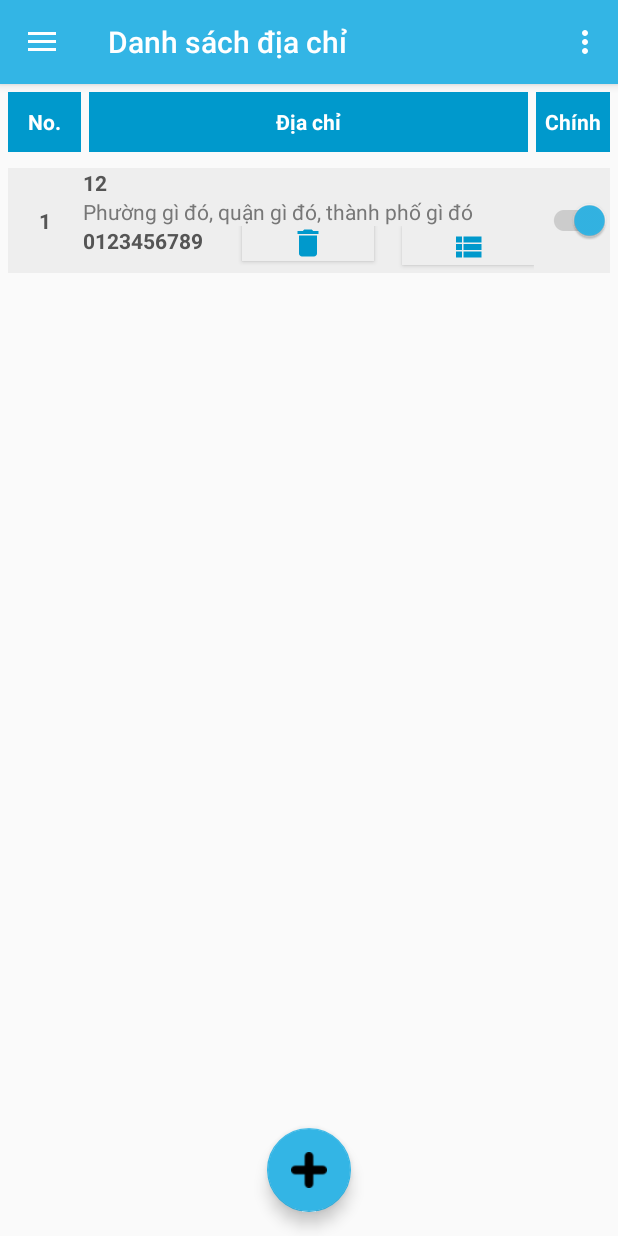
After one commit to hhuypm/TurtleShipv11, an Android app: the fragment list_Address placed in its activity, on a phone screen of 412 x 824 dp. The commit adds this screen. Run offline under Robolectric (Android 15) with nearby library versions, the phone set to English and light mode, and no system bars.

Commit message:
danh sach dia chi

```diff
--- a/app/src/main/java/com/example/huypm/turtle_ship/Fragments/account.java
+++ b/app/src/main/java/com/example/huypm/turtle_ship/Fragments/account.java
@@ -104,6 +104,7 @@ public class account extends Fragment {
                                 Toast.makeText(getActivity(), "Bạn đã thay đổi thông tin thành công", Toast.LENGTH_SHORT).show();
                                 et_pass_new_edit.setText("");
                                 et_pass_new_edit.setBackgroundResource(R.drawable.backgroud_disable);
+                                et_pass_new_edit.setEnabled(false);
                                 switch_change_pass.setChecked(false);
                             }
 
--- /dev/null
+++ b/app/src/main/java/com/example/huypm/turtle_ship/Fragments/list_Address.java
@@ -0,0 +1,52 @@
+package com.example.huypm.turtle_ship.Fragments;
+
+import android.os.Bundle;
+import android.support.annotation.NonNull;
+import android.support.annotation.Nullable;
+import android.support.v4.app.Fragment;
+import android.support.v4.app.FragmentManager;
+import android.support.v4.app.FragmentTransaction;
+import android.view.LayoutInflater;
+import android.view.View;
+import android.view.ViewGroup;
+import android.widget.Button;
+
+import com.example.huypm.turtle_ship.R;
+
+public class list_Address extends Fragment {
+    @Override
+    public void onCreate(@Nullable Bundle savedInstanceState) {
+        super.onCreate(savedInstanceState);
+    }
+
+    @Override
+    public void onViewCreated(@NonNull View view, @Nullable Bundle savedInstanceState) {
+        super.onViewCreated(view, savedInstanceState);
+        getActivity().setTitle("Danh sách địa chỉ");
+    }
+    @Nullable
+    @Override
+    public View onCreateView(@NonNull LayoutInflater inflater, @Nullable ViewGroup container, @Nullable Bundle savedInstanceState) {
+        View view = inflater.inflate(R.layout.address_list,container,false);
+        Button btn_sua_address = (Button) view.findViewById(R.id.btn_sua_address);
+        btn_sua_address.setOnClickListener(new View.OnClickListener() {
+            @Override
+            public void onClick(View v) {
+                Fragment fragment = new update_address();
+                FragmentManager fm = getFragmentManager();
+                FragmentTransaction ft =  fm.beginTransaction();
+                ft.addToBackStack(null);
+                ft.replace(R.id.content_main,fragment);
+
+                ft.commit();
+            }
+        });
+        Fragment fm = new update_address();
+
+        return view;
+    }
+
+
+
+
+}
--- a/app/src/main/java/com/example/huypm/turtle_ship/MainContent.java
+++ b/app/src/main/java/com/example/huypm/turtle_ship/MainContent.java
@@ -21,6 +21,7 @@ import android.widget.Switch;
 
 import com.example.huypm.turtle_ship.Fragments.Orders;
 import com.example.huypm.turtle_ship.Fragments.account;
+import com.example.huypm.turtle_ship.Fragments.list_Address;
 import com.example.huypm.turtle_ship.Fragments.map_view;
 import com.example.huypm.turtle_ship.Fragments.order_step1;
 import com.example.huypm.turtle_ship.Fragments.single_info;
@@ -114,6 +115,8 @@ public class MainContent extends AppCompatActivity
 
         } else if (id == R.id.DoiMatKhau) {
 
+        } else if(id == R.id.listAdress){
+            fragment = new list_Address();
         }
 
         if (fragment != null){
--- /dev/null
+++ b/app/src/main/res/drawable/ic_delete_black_24dp.xml
@@ -0,0 +1,5 @@
+<vector android:height="24dp" android:tint="#0099CC"
+    android:viewportHeight="24.0" android:viewportWidth="24.0"
+    android:width="24dp" xmlns:android="http://schemas.android.com/apk/res/android">
+    <path android:fillColor="#FF000000" android:pathData="M6,19c0,1.1 0.9,2 2,2h8c1.1,0 2,-0.9 2,-2V7H6v12zM19,4h-3.5l-1,-1h-5l-1,1H5v2h14V4z"/>
+</vector>
--- /dev/null
+++ b/app/src/main/res/drawable/ic_view_list_black_24dp.xml
@@ -0,0 +1,5 @@
+<vector android:height="24dp" android:tint="#0099CC"
+    android:viewportHeight="24.0" android:viewportWidth="24.0"
+    android:width="24dp" xmlns:android="http://schemas.android.com/apk/res/android">
+    <path android:fillColor="#FF000000" android:pathData="M4,14h4v-4L4,10v4zM4,19h4v-4L4,15v4zM4,9h4L8,5L4,5v4zM9,14h12v-4L9,10v4zM9,19h12v-4L9,15v4zM9,5v4h12L21,5L9,5z"/>
+</vector>
--- /dev/null
+++ b/app/src/main/res/layout/address_list.xml
@@ -0,0 +1,138 @@
+<?xml version="1.0" encoding="utf-8"?>
+<RelativeLayout xmlns:android="http://schemas.android.com/apk/res/android"
+    android:layout_width="match_parent"
+    android:layout_height="match_parent"
+    xmlns:app="http://schemas.android.com/apk/res-auto"
+    android:orientation="vertical">
+    <LinearLayout
+        android:layout_width="match_parent"
+        android:layout_height="match_parent"
+        android:orientation="vertical">
+        <LinearLayout
+            android:layout_width="match_parent"
+            android:layout_height="40dp"
+            android:orientation="horizontal"
+            android:layout_margin="5dp">
+            <TextView
+                android:layout_width="0dp"
+                android:layout_height="match_parent"
+                android:layout_weight="1"
+                android:background="#0099CC"
+                android:layout_marginRight="5dp"
+                android:gravity="center"
+                android:text="No."
+                android:textColor="#ffffff"
+                android:textStyle="bold"></TextView>
+            <TextView
+                android:layout_width="0dp"
+                android:layout_height="match_parent"
+                android:layout_weight="6"
+                android:background="#0099CC"
+                android:layout_marginRight="5dp"
+                android:gravity="center"
+                android:text="Địa chỉ"
+                android:textColor="#ffffff"
+                android:textStyle="bold"></TextView>
+            <TextView
+                android:layout_width="0dp"
+                android:layout_height="match_parent"
+                android:layout_weight="1"
+                android:background="#0099CC"
+                android:gravity="center"
+                android:text="Chính"
+                android:textColor="#ffffff"
+                android:textStyle="bold"></TextView>
+        </LinearLayout>
+        <LinearLayout
+            android:layout_width="match_parent"
+            android:layout_height="70dp"
+            android:layout_margin="5dp"
+            android:background="#EEEEEE"
+            android:orientation="horizontal">
+            <LinearLayout
+                android:layout_width="0dp"
+                android:layout_height="match_parent"
+                android:layout_weight="1">
+                <TextView
+                    android:layout_width="match_parent"
+                    android:layout_height="match_parent"
+                    android:id="@+id/tv_stt"
+                    android:gravity="center"
+                    android:text="1"
+                    android:textStyle="bold"
+                    android:textColor="#555555"/>
+            </LinearLayout>
+            <LinearLayout
+                android:layout_width="0dp"
+                android:layout_height="match_parent"
+                android:layout_weight="6"
+                android:orientation="vertical">
+                <TextView
+                    android:layout_width="wrap_content"
+                    android:layout_height="wrap_content"
+                    android:id="@+id/tv_address"
+                    android:text="12"
+                    android:textStyle="bold"
+                    android:textColor="#555555"/>
+                <TextView
+                    android:layout_width="wrap_content"
+                    android:layout_height="wrap_content"
+                    android:id="@+id/tv_country"
+                    android:text="Phường gì đó, quận gì đó, thành phố gì đó"
+                    android:textColor="#777777"/>
+                <FrameLayout
+                    android:layout_width="match_parent"
+                    android:layout_height="wrap_content">
+                    <TextView
+                        android:layout_width="wrap_content"
+                        android:layout_height="wrap_content"
+                        android:id="@+id/tv_sdt_address"
+                        android:text="0123456789"
+                        android:textStyle="bold"
+                        android:textColor="#555555"
+                        android:gravity="left"/>
+                    <Button
+                        android:layout_width="wrap_content"
+                        android:layout_height="wrap_content"
+                        android:layout_gravity="center"
+                        android:drawableBottom="@drawable/ic_delete_black_24dp"
+                        android:gravity="right"
+                        android:background="#EEEEEE"
+                        android:textColor="#CCCCCC"
+                        android:layout_marginBottom="5dp"
+                        />
+                    <Button
+                        android:layout_width="wrap_content"
+                        android:layout_height="wrap_content"
+                        android:id="@+id/btn_sua_address"
+                        android:layout_gravity="right"
+                        android:drawableBottom="@drawable/ic_view_list_black_24dp"
+                        android:gravity="right"
+                        android:background="#EEEEEE"
+                        android:textColor="#CCCCCC"
+                        android:layout_marginBottom="5dp"/>
+                </FrameLayout>
+            </LinearLayout>
+            <LinearLayout
+                android:layout_width="0dp"
+                android:layout_height="match_parent"
+                android:layout_weight="1"
+                android:gravity="center">
+                <android.support.v7.widget.SwitchCompat
+                    android:layout_width="match_parent"
+                    android:layout_height="match_parent"
+                    android:checked="true"
+                    app:trackTint="#CCCCCC"/>
+            </LinearLayout>
+        </LinearLayout>
+    </LinearLayout>
+    <android.support.design.widget.FloatingActionButton
+        android:id="@+id/add_address"
+        android:layout_width="wrap_content"
+        android:layout_height="wrap_content"
+        android:src="@drawable/add"
+        android:layout_centerInParent="true"
+        android:layout_alignParentBottom="true"
+        android:layout_margin="16dp" >
+    </android.support.design.widget.FloatingActionButton>
+</RelativeLayout>
--- a/app/src/main/res/menu/navigation.xml
+++ b/app/src/main/res/menu/navigation.xml
@@ -51,6 +51,9 @@
                     android:id="@+id/ThongtinTK"
                     android:title="Thông tin tài khoản" />
                 <item
+                    android:id="@+id/listAdress"
+                    android:title="Danh sách địa chỉ"/>
+                <item
                     android:icon="@drawable/lock"
                     android:id="@+id/DoiMatKhau"
                     android:title="Đổi Mật Khẩu" />
```
Also changed, not shown: app/src/main/java/com/example/huypm/turtle_ship/Fragments/add_address.java (added, +30 -0 lines), app/src/main/java/com/example/huypm/turtle_ship/Fragments/update_address.java (added, +34 -0 lines), app/src/main/res/layout/add_address.xml (added, +167 -0 lines), app/src/main/res/layout/update_address.xml (added, +167 -0 lines).
